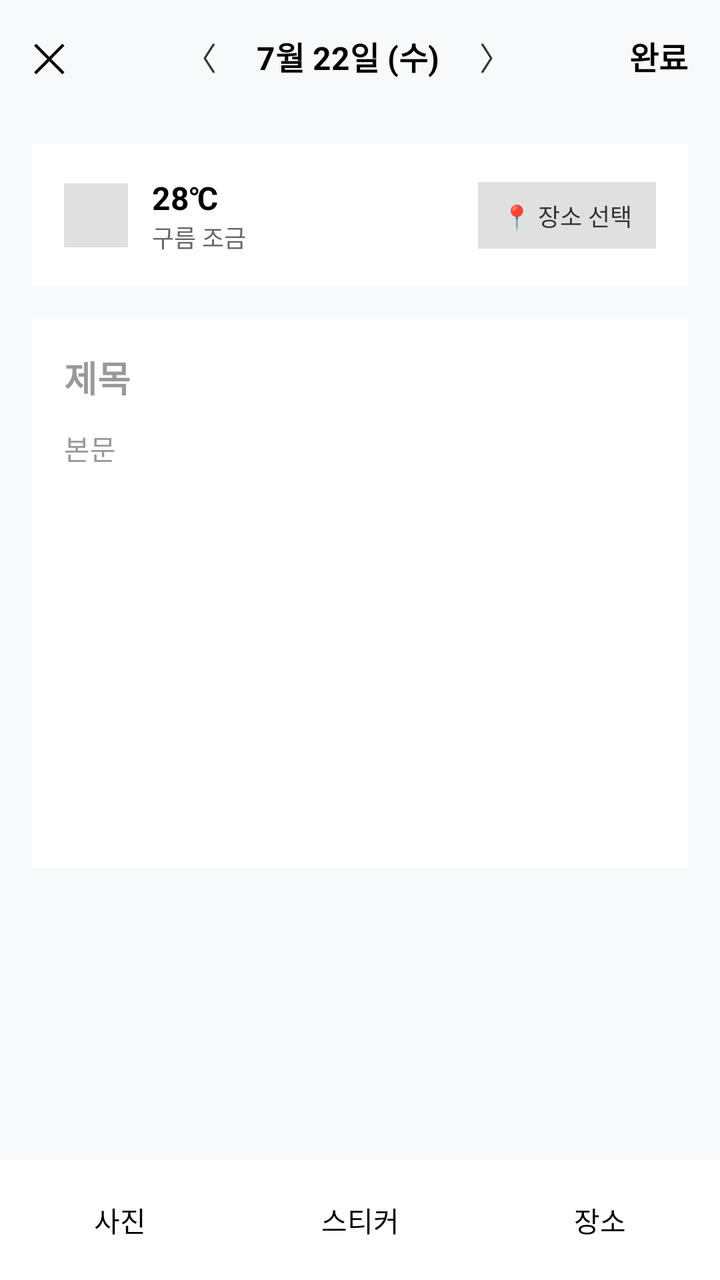
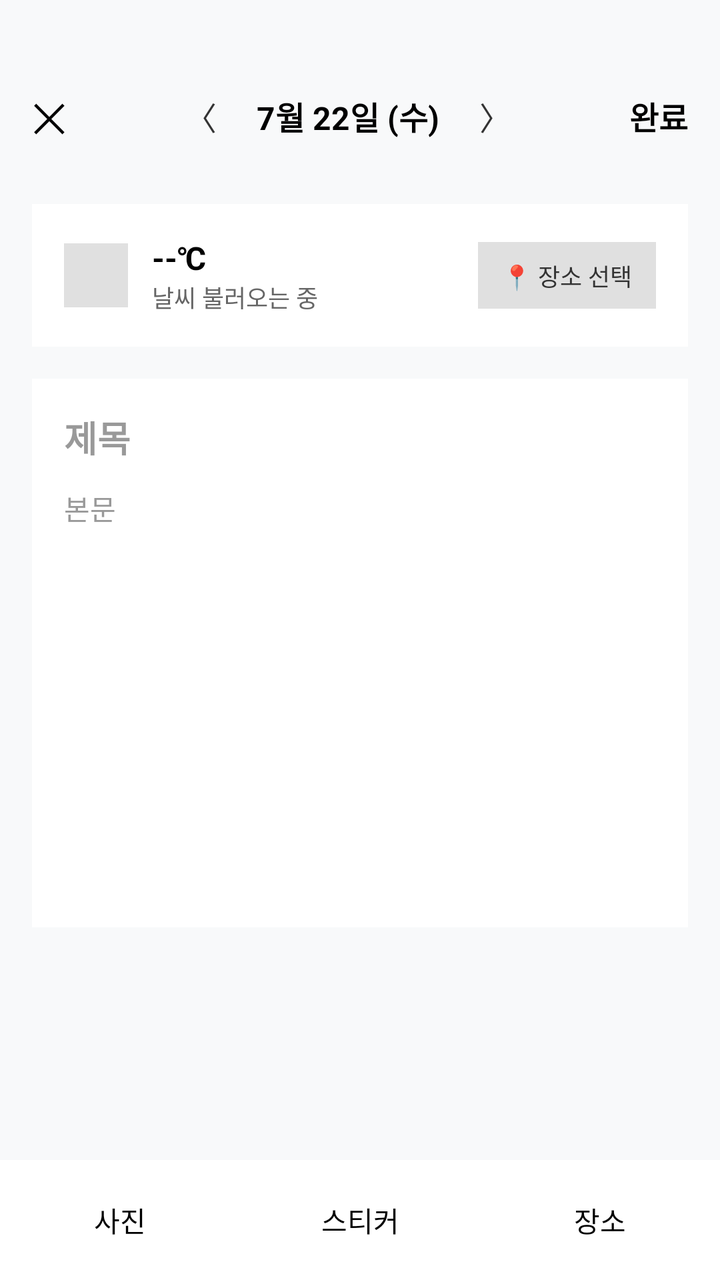

Two renders of the same Android screen: before a commit and after it. Below are the layout's source before the change and the commit's diff.
<!-- AndroidManifest.xml: application theme Theme.DiaryApp -->
<!-- res/layout/activity_write.xml -->
<?xml version="1.0" encoding="utf-8"?>
<LinearLayout xmlns:android="http://schemas.android.com/apk/res/android"
    android:layout_width="match_parent"
    android:layout_height="match_parent"
    android:background="#F8F9FA"
    android:orientation="vertical">

    
    <LinearLayout
        android:layout_width="match_parent"
        android:layout_height="56dp"
        android:gravity="center_vertical"
        android:orientation="horizontal"
        android:paddingHorizontal="16dp">

        <TextView
            android:id="@+id/btnClose"
            android:layout_width="wrap_content"
            android:layout_height="wrap_content"
            android:text="✕"
            android:textSize="20sp"
            android:textColor="#000000" />

        <LinearLayout
            android:layout_width="0dp"
            android:layout_height="wrap_content"
            android:layout_weight="1"
            android:gravity="center"
            android:orientation="horizontal">

            <TextView
                android:id="@+id/btnPrevDate"
                android:layout_width="wrap_content"
                android:layout_height="wrap_content"
                android:padding="8dp"
                android:text="〈"
                android:textSize="16sp"
                android:textColor="#333333" />

            <TextView
                android:id="@+id/tvDateTitle"
                android:layout_width="wrap_content"
                android:layout_height="wrap_content"
                android:paddingHorizontal="12dp"
                android:text="7월 22일 (수)"
                android:textSize="16sp"
                android:textStyle="bold"
                android:textColor="#000000" />

            <TextView
                android:id="@+id/btnNextDate"
                android:layout_width="wrap_content"
                android:layout_height="wrap_content"
                android:padding="8dp"
                android:text="〉"
                android:textSize="16sp"
                android:textColor="#333333" />
        </LinearLayout>

        <TextView
            android:id="@+id/btnDone"
            android:layout_width="wrap_content"
            android:layout_height="wrap_content"
            android:text="완료"
            android:textSize="16sp"
            android:textStyle="bold"
            android:textColor="#000000" />
    </LinearLayout>

    <ScrollView
        android:layout_width="match_parent"
        android:layout_height="0dp"
        android:layout_weight="1"
        android:padding="16dp">

        <LinearLayout
            android:layout_width="match_parent"
            android:layout_height="wrap_content"
            android:orientation="vertical">

            
            <LinearLayout
                android:layout_width="match_parent"
                android:layout_height="wrap_content"
                android:layout_marginBottom="16dp"
                android:background="#FFFFFF"
                android:gravity="center_vertical"
                android:orientation="horizontal"
                android:padding="16dp">

                <LinearLayout
                    android:layout_width="0dp"
                    android:layout_height="wrap_content"
                    android:layout_weight="1"
                    android:orientation="horizontal"
                    android:gravity="center_vertical">

                    <ImageView
                        android:layout_width="32dp"
                        android:layout_height="32dp"
                        android:layout_marginEnd="12dp"
                        android:background="#E0E0E0" />

                    <LinearLayout
                        android:layout_width="wrap_content"
                        android:layout_height="wrap_content"
                        android:orientation="vertical">

                        <TextView
                            android:layout_width="wrap_content"
                            android:layout_height="wrap_content"
                            android:text="28℃"
                            android:textSize="16sp"
                            android:textStyle="bold"
                            android:textColor="#000000" />

                        <TextView
                            android:layout_width="wrap_content"
                            android:layout_height="wrap_content"
                            android:text="구름 조금"
                            android:textSize="12sp"
                            android:textColor="#666666" />
                    </LinearLayout>
                </LinearLayout>

                <TextView
                    android:id="@+id/tvPlace"
                    android:layout_width="wrap_content"
                    android:layout_height="wrap_content"
                    android:background="#E0E0E0"
                    android:paddingHorizontal="12dp"
                    android:paddingVertical="8dp"
                    android:text="📍 장소 선택"
                    android:textSize="12sp"
                    android:textColor="#333333" />
            </LinearLayout>

            
            <LinearLayout
                android:layout_width="match_parent"
                android:layout_height="wrap_content"
                android:background="#FFFFFF"
                android:orientation="vertical"
                android:padding="16dp">

                <TextView
                    android:id="@+id/tvSelectedSticker"
                    android:layout_width="wrap_content"
                    android:layout_height="wrap_content"
                    android:textSize="28sp"
                    android:visibility="gone"
                    android:layout_marginBottom="8dp" />

                <EditText
                    android:id="@+id/etTitle"
                    android:layout_width="match_parent"
                    android:layout_height="wrap_content"
                    android:background="@null"
                    android:hint="제목"
                    android:textSize="18sp"
                    android:textStyle="bold"
                    android:textColorHint="#999999"
                    android:paddingBottom="12dp" />

                <EditText
                    android:id="@+id/etContent"
                    android:layout_width="match_parent"
                    android:layout_height="180dp"
                    android:background="@null"
                    android:gravity="top"
                    android:hint="본문"
                    android:textSize="14sp"
                    android:textColorHint="#999999"
                    android:layout_marginBottom="24dp" />

                
                <HorizontalScrollView
                    android:layout_width="match_parent"
                    android:layout_height="wrap_content"
                    android:scrollbars="none">

                    <LinearLayout
                        android:id="@+id/photoContainer"
                        android:layout_width="wrap_content"
                        android:layout_height="wrap_content"
                        android:orientation="horizontal" />
                </HorizontalScrollView>
            </LinearLayout>
        </LinearLayout>
    </ScrollView>

    
    <LinearLayout
        android:layout_width="match_parent"
        android:layout_height="60dp"
        android:background="#FFFFFF"
        android:gravity="center"
        android:orientation="horizontal">

        <TextView
            android:id="@+id/btnAddPhoto"
            android:layout_width="0dp"
            android:layout_height="match_parent"
            android:layout_weight="1"
            android:gravity="center"
            android:text="사진"
            android:textSize="14sp"
            android:textColor="#000000" />

        <TextView
            android:id="@+id/btnAddSticker"
            android:layout_width="0dp"
            android:layout_height="match_parent"
            android:layout_weight="1"
            android:gravity="center"
            android:text="스티커"
            android:textSize="14sp"
            android:textColor="#000000" />

        <TextView
            android:id="@+id/btnLocation"
            android:layout_width="0dp"
            android:layout_height="match_parent"
            android:layout_weight="1"
            android:gravity="center"
            android:text="장소"
            android:textSize="14sp"
            android:textColor="#000000" />

    </LinearLayout>

</LinearLayout>
<!-- resources referenced by this layout -->
<resources>
  <style name="Theme.DiaryApp" parent="Base.Theme.DiaryApp" />
  <style name="Base.Theme.DiaryApp" parent="Theme.Material3.DayNight.NoActionBar">
          
          
      </style>
</resources>

<!-- the commit's change to res/layout/activity_write.xml (unified diff, before → after) -->
@@ -9,6 +9,7 @@
     <LinearLayout
         android:layout_width="match_parent"
         android:layout_height="56dp"
+        android:layout_marginTop="30dp"
         android:gravity="center_vertical"
         android:orientation="horizontal"
         android:paddingHorizontal="16dp">
@@ -96,6 +97,7 @@
                     android:gravity="center_vertical">
 
                     <ImageView
+                        android:id="@+id/ivWeatherIcon"
                         android:layout_width="32dp"
                         android:layout_height="32dp"
                         android:layout_marginEnd="12dp"
@@ -107,17 +109,19 @@
                         android:orientation="vertical">
 
                         <TextView
+                            android:id="@+id/tvTemp"
                             android:layout_width="wrap_content"
                             android:layout_height="wrap_content"
-                            android:text="28℃"
+                            android:text="--℃"
                             android:textSize="16sp"
                             android:textStyle="bold"
                             android:textColor="#000000" />
 
                         <TextView
+                            android:id="@+id/tvDescription"
                             android:layout_width="wrap_content"
                             android:layout_height="wrap_content"
-                            android:text="구름 조금"
+                            android:text="날씨 불러오는 중"
                             android:textSize="12sp"
                             android:textColor="#666666" />
                     </LinearLayout>
@@ -136,56 +140,60 @@
             </LinearLayout>
 
             
-            <LinearLayout
+            
+            <FrameLayout
                 android:layout_width="match_parent"
-                android:layout_height="wrap_content"
-                android:background="#FFFFFF"
-                android:orientation="vertical"
-                android:padding="16dp">
-
-                <TextView
-                    android:id="@+id/tvSelectedSticker"
-                    android:layout_width="wrap_content"
-                    android:layout_height="wrap_content"
-                    android:textSize="28sp"
-                    android:visibility="gone"
-                    android:layout_marginBottom="8dp" />
-
-                <EditText
-                    android:id="@+id/etTitle"
+                android:layout_height="wrap_content">
+
+                <LinearLayout
                     android:layout_width="match_parent"
                     android:layout_height="wrap_content"
-                    android:background="@null"
-                    android:hint="제목"
-                    android:textSize="18sp"
-                    android:textStyle="bold"
-                    android:textColorHint="#999999"
-                    android:paddingBottom="12dp" />
-
-                <EditText
-                    android:id="@+id/etContent"
+                    android:background="#FFFFFF"
+                    android:orientation="vertical"
+                    android:padding="16dp">
+
+                    <EditText
+                        android:id="@+id/etTitle"
+                        android:layout_width="match_parent"
+                        android:layout_height="wrap_content"
+                        android:background="@null"
+                        android:hint="제목"
+                        android:textSize="18sp"
+                        android:textStyle="bold"
+                        android:textColorHint="#999999"
+                        android:paddingBottom="12dp" />
+
+                    <EditText
+                        android:id="@+id/etContent"
+                        android:layout_width="match_parent"
+                        android:layout_height="180dp"
+                        android:background="@null"
+                        android:gravity="top"
+                        android:hint="본문"
+                        android:textSize="14sp"
+                        android:textColorHint="#999999"
+                        android:layout_marginBottom="24dp" />
+
+                    <HorizontalScrollView
+                        android:layout_width="match_parent"
+                        android:layout_height="wrap_content"
+                        android:scrollbars="none">
+
+                        <LinearLayout
+                            android:id="@+id/photoContainer"
+                            android:layout_width="wrap_content"
+                            android:layout_height="wrap_content"
+                            android:orientation="horizontal" />
+                    </HorizontalScrollView>
+                </LinearLayout>
+
+                
+                <FrameLayout
+                    android:id="@+id/stickerOverlay"
                     android:layout_width="match_parent"
-                    android:layout_height="180dp"
-                    android:background="@null"
-                    android:gravity="top"
-                    android:hint="본문"
-                    android:textSize="14sp"
-                    android:textColorHint="#999999"
-                    android:layout_marginBottom="24dp" />
-
-                
-                <HorizontalScrollView
-                    android:layout_width="match_parent"
-                    android:layout_height="wrap_content"
-                    android:scrollbars="none">
-
-                    <LinearLayout
-                        android:id="@+id/photoContainer"
-                        android:layout_width="wrap_content"
-                        android:layout_height="wrap_content"
-                        android:orientation="horizontal" />
-                </HorizontalScrollView>
-            </LinearLayout>
+                    android:layout_height="match_parent" />
+
+            </FrameLayout>
         </LinearLayout>
     </ScrollView>
 
